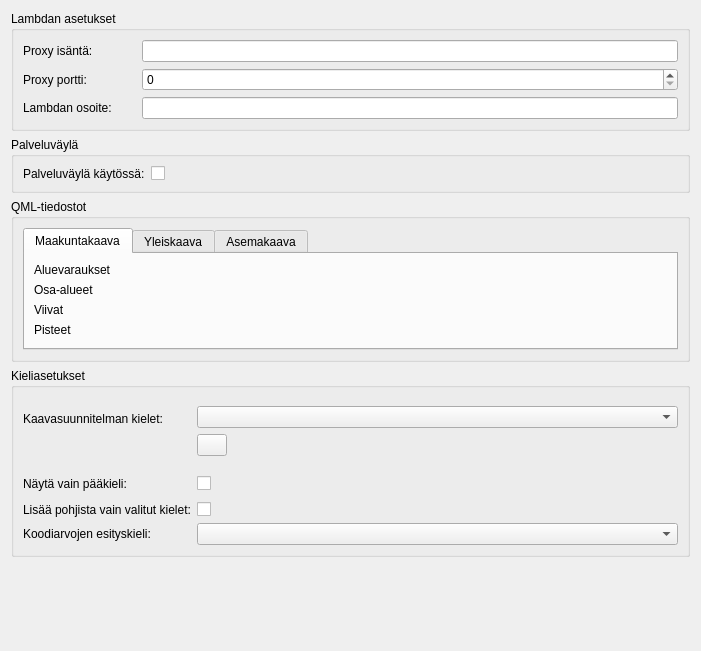
First picture: the form in arho_feature_template/gui/dialogs/plugin_settings.ui, repository GispoCoding/arho-qgis-plugin, before the edit.
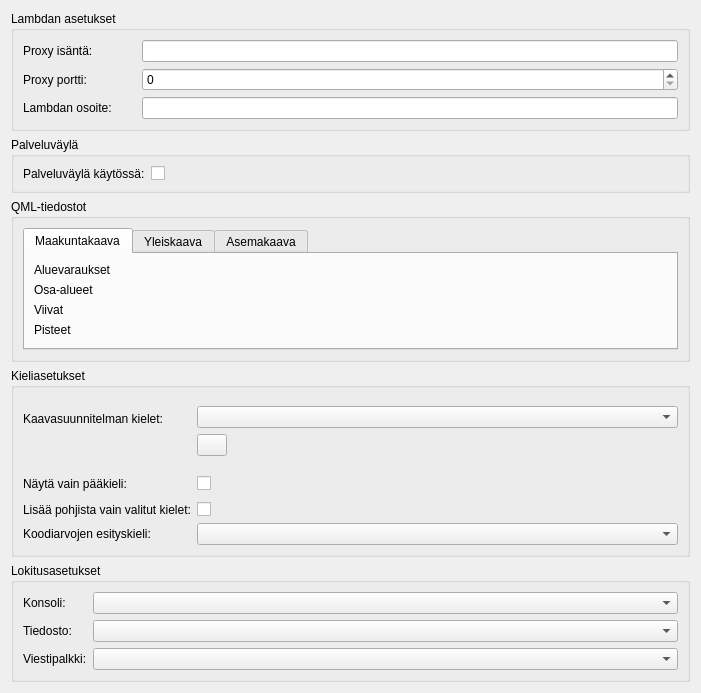
Second picture: the form after the edit. Custom widgets are drawn as their Qt base class.

Commit message: Add settings for log levels

```diff
--- a/arho_feature_template/gui/dialogs/plugin_settings.ui
+++ b/arho_feature_template/gui/dialogs/plugin_settings.ui
@@ -7,7 +7,7 @@
     <x>0</x>
     <y>0</y>
     <width>701</width>
-    <height>651</height>
+    <height>631</height>
    </rect>
   </property>
   <property name="windowTitle">
@@ -406,6 +406,57 @@
      </layout>
     </widget>
    </item>
+   <item>
+    <widget class="QgsCollapsibleGroupBox" name="mGroupBox">
+     <property name="title">
+      <string>Lokitusasetukset</string>
+     </property>
+     <property name="collapsed">
+      <bool>false</bool>
+     </property>
+     <layout class="QFormLayout" name="formLayout_6">
+      <item row="0" column="0">
+       <widget class="QLabel" name="label_17">
+        <property name="text">
+         <string>Konsoli:</string>
+        </property>
+        <property name="buddy">
+         <cstring>combo_box_log_stream</cstring>
+        </property>
+       </widget>
+      </item>
+      <item row="0" column="1">
+       <widget class="QComboBox" name="combo_box_log_stream"/>
+      </item>
+      <item row="1" column="0">
+       <widget class="QLabel" name="label_18">
+        <property name="text">
+         <string>Tiedosto:</string>
+        </property>
+        <property name="buddy">
+         <cstring>combo_box_log_file</cstring>
+        </property>
+       </widget>
+      </item>
+      <item row="2" column="0">
+       <widget class="QLabel" name="label_19">
+        <property name="text">
+         <string>Viestipalkki:</string>
+        </property>
+        <property name="buddy">
+         <cstring>combo_box_log_msgbar</cstring>
+        </property>
+       </widget>
+      </item>
+      <item row="1" column="1">
+       <widget class="QComboBox" name="combo_box_log_file"/>
+      </item>
+      <item row="2" column="1">
+       <widget class="QComboBox" name="combo_box_log_msgbar"/>
+      </item>
+     </layout>
+    </widget>
+   </item>
    <item>
     <spacer name="verticalSpacer">
      <property name="orientation">
@@ -422,6 +473,12 @@
   </layout>
  </widget>
  <customwidgets>
+  <customwidget>
+   <class>QgsCollapsibleGroupBox</class>
+   <extends>QGroupBox</extends>
+   <header>qgscollapsiblegroupbox.h</header>
+   <container>1</container>
+  </customwidget>
   <customwidget>
    <class>QgsFileWidget</class>
    <extends>QWidget</extends>
```
Left out of the diff: 15 changed lines with no effect on the pictures. The commit also changes 3 other files.
